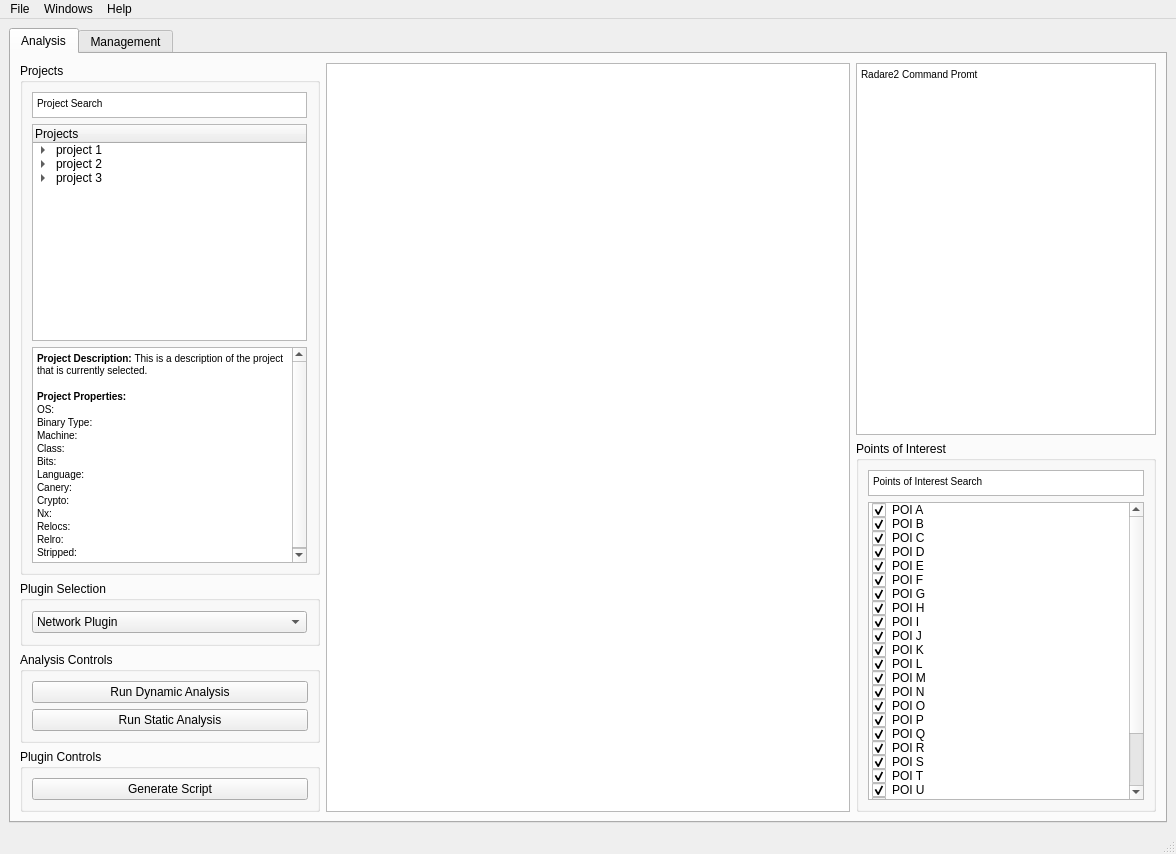
This is GUI/BATT5_GUI.ui in adalio0/BATT5 as Qt 5 draws it before an edit. The edited form follows.
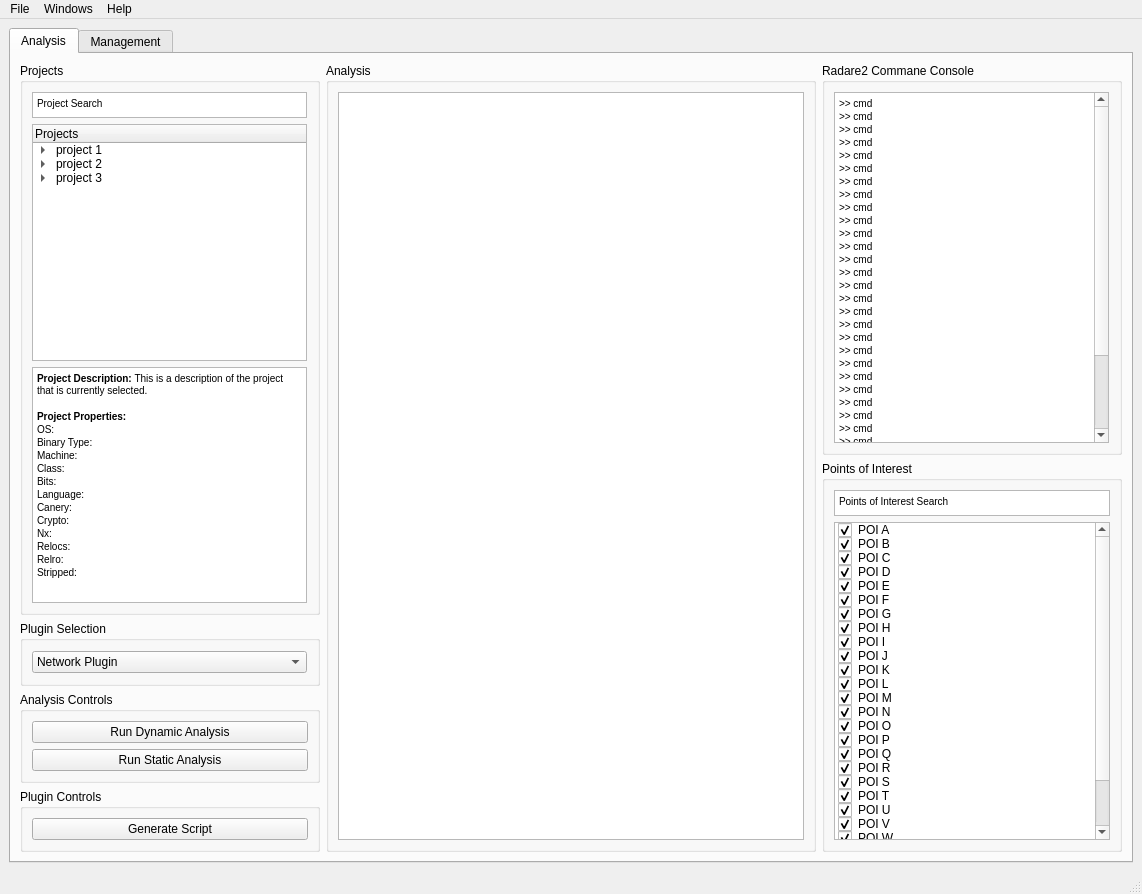
This is the edited form.

Commit message: [#1] Literally everything is in a group box now. Management tab still WIP

```diff
--- a/GUI/BATT5_GUI.ui
+++ b/GUI/BATT5_GUI.ui
@@ -6,8 +6,8 @@
    <rect>
     <x>0</x>
     <y>0</y>
-    <width>1176</width>
-    <height>854</height>
+    <width>1142</width>
+    <height>894</height>
    </rect>
   </property>
   <property name="windowTitle">
@@ -294,13 +294,22 @@
           <item>
            <layout class="QVBoxLayout" name="verticalLayout_6">
             <item>
-             <widget class="QTextEdit" name="textEdit">
-              <property name="minimumSize">
-               <size>
-                <width>500</width>
-                <height>725</height>
-               </size>
+             <widget class="QGroupBox" name="groupBox_5">
+              <property name="title">
+               <string>Analysis</string>
               </property>
+              <layout class="QVBoxLayout" name="verticalLayout_16">
+               <item>
+                <widget class="QTextEdit" name="textEdit">
+                 <property name="minimumSize">
+                  <size>
+                   <width>400</width>
+                   <height>725</height>
+                  </size>
+                 </property>
+                </widget>
+               </item>
+              </layout>
              </widget>
             </item>
            </layout>
@@ -311,8 +320,8 @@
          <layout class="QHBoxLayout" name="cmd_layout">
           <item>
            <layout class="QVBoxLayout" name="verticalLayout_5">
-            <item alignment="Qt::AlignRight">
-             <widget class="QTextEdit" name="textEdit_2">
+            <item>
+             <widget class="QGroupBox" name="groupBox_8">
               <property name="minimumSize">
                <size>
                 <width>300</width>
@@ -325,13 +334,67 @@
                 <height>16777215</height>
                </size>
               </property>
-              <property name="html">
-               <string>&lt;!DOCTYPE HTML PUBLIC &quot;-//W3C//DTD HTML 4.0//EN&quot; &quot;http://www.w3.org/TR/REC-html40/strict.dtd&quot;&gt;
+              <property name="title">
+               <string>Radare2 Commane Console</string>
+              </property>
+              <layout class="QVBoxLayout" name="verticalLayout_17">
+               <item>
+                <widget class="QTextEdit" name="textEdit_2">
+                 <property name="minimumSize">
+                  <size>
+                   <width>275</width>
+                   <height>0</height>
+                  </size>
+                 </property>
+                 <property name="maximumSize">
+                  <size>
+                   <width>0</width>
+                   <height>16777215</height>
+                  </size>
+                 </property>
+                 <property name="html">
+                  <string>&lt;!DOCTYPE HTML PUBLIC &quot;-//W3C//DTD HTML 4.0//EN&quot; &quot;http://www.w3.org/TR/REC-html40/strict.dtd&quot;&gt;
 &lt;html&gt;&lt;head&gt;&lt;meta name=&quot;qrichtext&quot; content=&quot;1&quot; /&gt;&lt;style type=&quot;text/css&quot;&gt;
 p, li { white-space: pre-wrap; }
 &lt;/style&gt;&lt;/head&gt;&lt;body style=&quot; font-family:'MS Shell Dlg 2'; font-size:7.8pt; font-weight:400; font-style:normal;&quot;&gt;
-&lt;p style=&quot; margin-top:0px; margin-bottom:0px; margin-left:0px; margin-right:0px; -qt-block-indent:0; text-indent:0px;&quot;&gt;Radare2 Command Promt&lt;/p&gt;&lt;/body&gt;&lt;/html&gt;</string>
-              </property>
+&lt;p style=&quot; margin-top:0px; margin-bottom:0px; margin-left:0px; margin-right:0px; -qt-block-indent:0; text-indent:0px;&quot;&gt;&amp;gt;&amp;gt; cmd&lt;/p&gt;
+&lt;p style=&quot; margin-top:0px; margin-bottom:0px; margin-left:0px; margin-right:0px; -qt-block-indent:0; text-indent:0px;&quot;&gt;&amp;gt;&amp;gt; cmd&lt;/p&gt;
+&lt;p style=&quot; margin-top:0px; margin-bottom:0px; margin-left:0px; margin-right:0px; -qt-block-indent:0; text-indent:0px;&quot;&gt;&amp;gt;&amp;gt; cmd&lt;/p&gt;
+&lt;p style=&quot; margin-top:0px; margin-bottom:0px; margin-left:0px; margin-right:0px; -qt-block-indent:0; text-indent:0px;&quot;&gt;&amp;gt;&amp;gt; cmd&lt;/p&gt;
+&lt;p style=&quot; margin-top:0px; margin-bottom:0px; margin-left:0px; margin-right:0px; -qt-block-indent:0; text-indent:0px;&quot;&gt;&amp;gt;&amp;gt; cmd&lt;/p&gt;
+&lt;p style=&quot; margin-top:0px; margin-bottom:0px; margin-left:0px; margin-right:0px; -qt-block-indent:0; text-indent:0px;&quot;&gt;&amp;gt;&amp;gt; cmd&lt;/p&gt;
+&lt;p style=&quot; margin-top:0px; margin-bottom:0px; margin-left:0px; margin-right:0px; -qt-block-indent:0; text-indent:0px;&quot;&gt;&amp;gt;&amp;gt; cmd&lt;/p&gt;
+&lt;p style=&quot; margin-top:0px; margin-bottom:0px; margin-left:0px; margin-right:0px; -qt-block-indent:0; text-indent:0px;&quot;&gt;&amp;gt;&amp;gt; cmd&lt;/p&gt;
+&lt;p style=&quot; margin-top:0px; margin-bottom:0px; margin-left:0px; margin-right:0px; -qt-block-indent:0; text-indent:0px;&quot;&gt;&amp;gt;&amp;gt; cmd&lt;/p&gt;
+&lt;p style=&quot; margin-top:0px; margin-bottom:0px; margin-left:0px; margin-right:0px; -qt-block-indent:0; text-indent:0px;&quot;&gt;&amp;gt;&amp;gt; cmd&lt;/p&gt;
+&lt;p style=&quot; margin-top:0px; margin-bottom:0px; margin-left:0px; margin-right:0px; -qt-block-indent:0; text-indent:0px;&quot;&gt;&amp;gt;&amp;gt; cmd&lt;/p&gt;
+&lt;p style=&quot; margin-top:0px; margin-bottom:0px; margin-left:0px; margin-right:0px; -qt-block-indent:0; text-indent:0px;&quot;&gt;&amp;gt;&amp;gt; cmd&lt;/p&gt;
+&lt;p style=&quot; margin-top:0px; margin-bottom:0px; margin-left:0px; margin-right:0px; -qt-block-indent:0; text-indent:0px;&quot;&gt;&amp;gt;&amp;gt; cmd&lt;/p&gt;
+&lt;p style=&quot; margin-top:0px; margin-bottom:0px; margin-left:0px; margin-right:0px; -qt-block-indent:0; text-indent:0px;&quot;&gt;&amp;gt;&amp;gt; cmd&lt;/p&gt;
+&lt;p style=&quot; margin-top:0px; margin-bottom:0px; margin-left:0px; margin-right:0px; -qt-block-indent:0; text-indent:0px;&quot;&gt;&amp;gt;&amp;gt; cmd&lt;/p&gt;
+&lt;p style=&quot; margin-top:0px; margin-bottom:0px; margin-left:0px; margin-right:0px; -qt-block-indent:0; text-indent:0px;&quot;&gt;&amp;gt;&amp;gt; cmd&lt;/p&gt;
+&lt;p style=&quot; margin-top:0px; margin-bottom:0px; margin-left:0px; margin-right:0px; -qt-block-indent:0; text-indent:0px;&quot;&gt;&amp;gt;&amp;gt; cmd&lt;/p&gt;
+&lt;p style=&quot; margin-top:0px; margin-bottom:0px; margin-left:0px; margin-right:0px; -qt-block-indent:0; text-indent:0px;&quot;&gt;&amp;gt;&amp;gt; cmd&lt;/p&gt;
+&lt;p style=&quot; margin-top:0px; margin-bottom:0px; margin-left:0px; margin-right:0px; -qt-block-indent:0; text-indent:0px;&quot;&gt;&amp;gt;&amp;gt; cmd&lt;/p&gt;
+&lt;p style=&quot; margin-top:0px; margin-bottom:0px; margin-left:0px; margin-right:0px; -qt-block-indent:0; text-indent:0px;&quot;&gt;&amp;gt;&amp;gt; cmd&lt;/p&gt;
+&lt;p style=&quot; margin-top:0px; margin-bottom:0px; margin-left:0px; margin-right:0px; -qt-block-indent:0; text-indent:0px;&quot;&gt;&amp;gt;&amp;gt; cmd&lt;/p&gt;
+&lt;p style=&quot; margin-top:0px; margin-bottom:0px; margin-left:0px; margin-right:0px; -qt-block-indent:0; text-indent:0px;&quot;&gt;&amp;gt;&amp;gt; cmd&lt;/p&gt;
+&lt;p style=&quot; margin-top:0px; margin-bottom:0px; margin-left:0px; margin-right:0px; -qt-block-indent:0; text-indent:0px;&quot;&gt;&amp;gt;&amp;gt; cmd&lt;/p&gt;
+&lt;p style=&quot; margin-top:0px; margin-bottom:0px; margin-left:0px; margin-right:0px; -qt-block-indent:0; text-indent:0px;&quot;&gt;&amp;gt;&amp;gt; cmd&lt;/p&gt;
+&lt;p style=&quot; margin-top:0px; margin-bottom:0px; margin-left:0px; margin-right:0px; -qt-block-indent:0; text-indent:0px;&quot;&gt;&amp;gt;&amp;gt; cmd&lt;/p&gt;
+&lt;p style=&quot; margin-top:0px; margin-bottom:0px; margin-left:0px; margin-right:0px; -qt-block-indent:0; text-indent:0px;&quot;&gt;&amp;gt;&amp;gt; cmd&lt;/p&gt;
+&lt;p style=&quot; margin-top:0px; margin-bottom:0px; margin-left:0px; margin-right:0px; -qt-block-indent:0; text-indent:0px;&quot;&gt;&amp;gt;&amp;gt; cmd&lt;/p&gt;
+&lt;p style=&quot; margin-top:0px; margin-bottom:0px; margin-left:0px; margin-right:0px; -qt-block-indent:0; text-indent:0px;&quot;&gt;&amp;gt;&amp;gt; cmd&lt;/p&gt;
+&lt;p style=&quot; margin-top:0px; margin-bottom:0px; margin-left:0px; margin-right:0px; -qt-block-indent:0; text-indent:0px;&quot;&gt;&amp;gt;&amp;gt; cmd&lt;/p&gt;
+&lt;p style=&quot; margin-top:0px; margin-bottom:0px; margin-left:0px; margin-right:0px; -qt-block-indent:0; text-indent:0px;&quot;&gt;&amp;gt;&amp;gt; cmd&lt;/p&gt;
+&lt;p style=&quot; margin-top:0px; margin-bottom:0px; margin-left:0px; margin-right:0px; -qt-block-indent:0; text-indent:0px;&quot;&gt;&amp;gt;&amp;gt; cmd&lt;/p&gt;
+&lt;p style=&quot; margin-top:0px; margin-bottom:0px; margin-left:0px; margin-right:0px; -qt-block-indent:0; text-indent:0px;&quot;&gt;&amp;gt;&amp;gt; cmd&lt;/p&gt;
+&lt;p style=&quot; margin-top:0px; margin-bottom:0px; margin-left:0px; margin-right:0px; -qt-block-indent:0; text-indent:0px;&quot;&gt;&amp;gt;&amp;gt; cmd&lt;/p&gt;
+&lt;p style=&quot;-qt-paragraph-type:empty; margin-top:0px; margin-bottom:0px; margin-left:0px; margin-right:0px; -qt-block-indent:0; text-indent:0px;&quot;&gt;&lt;br /&gt;&lt;/p&gt;&lt;/body&gt;&lt;/html&gt;</string>
+                 </property>
+                </widget>
+               </item>
+              </layout>
              </widget>
             </item>
             <item>
@@ -354,6 +417,12 @@
               <layout class="QVBoxLayout" name="verticalLayout_11">
                <item>
                 <widget class="QTextEdit" name="textEdit_3">
+                 <property name="minimumSize">
+                  <size>
+                   <width>275</width>
+                   <height>0</height>
+                  </size>
+                 </property>
                  <property name="maximumSize">
                   <size>
                    <width>16777215</width>
@@ -371,6 +440,12 @@
                </item>
                <item>
                 <widget class="QListWidget" name="listWidget">
+                 <property name="minimumSize">
+                  <size>
+                   <width>275</width>
+                   <height>0</height>
+                  </size>
+                 </property>
                  <item>
                   <property name="text">
                    <string>POI A</string>
@@ -711,7 +786,7 @@
     <rect>
      <x>0</x>
      <y>0</y>
-     <width>1176</width>
+     <width>1142</width>
      <height>26</height>
     </rect>
    </property>
```
Left out of the diff: 36 changed lines with no effect on the pictures.
